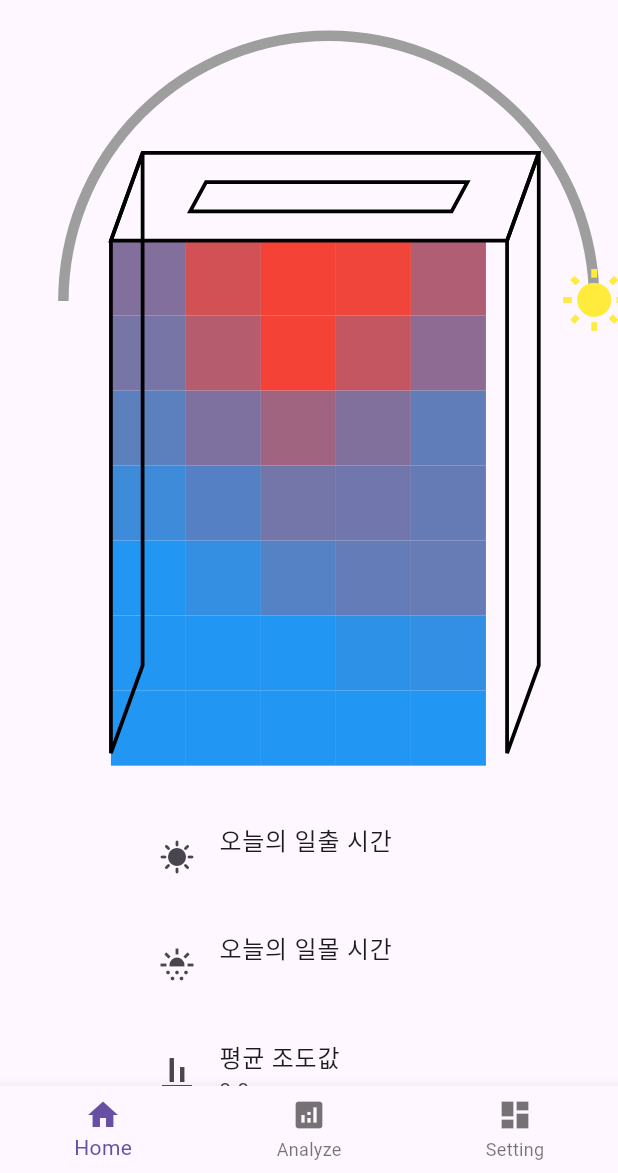
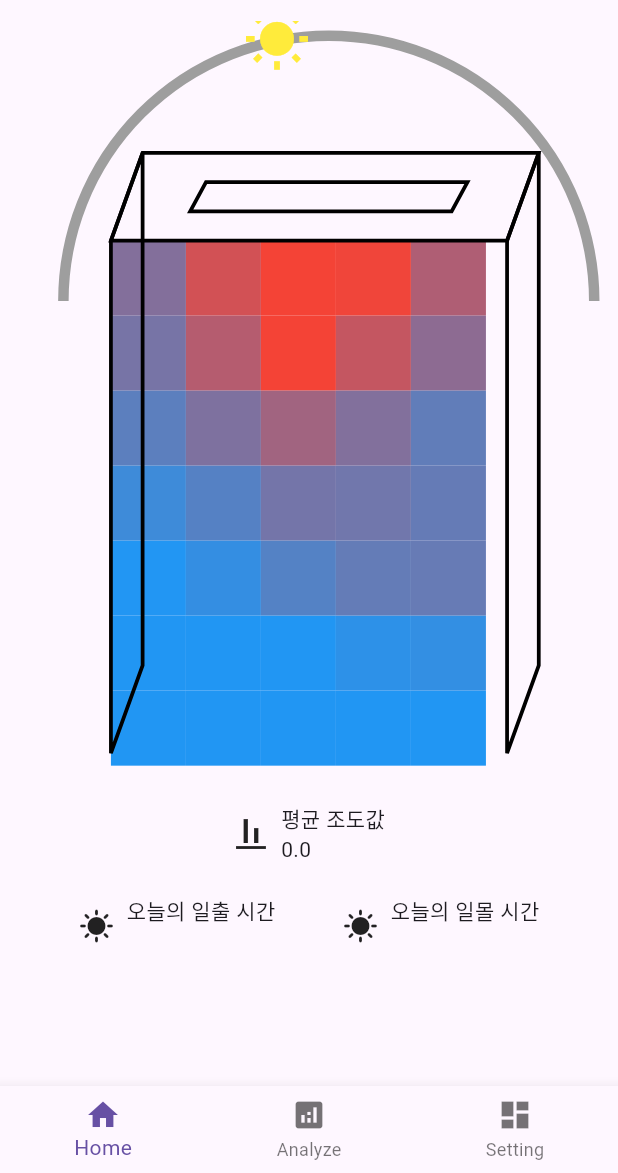
Before and after one commit to 2024-WISET-F16/wiset-flutter, a Flutter app: the screen it shows after launch, on a phone screen of 412 x 824 dp, the part 63-1236 px from its top. Run offline on Flutter 3.47's test engine with Material 3 defaults, Android fonts, the phone set to English and light mode, and no system bars; network calls fail; statements that could not run were skipped.

Commit message:
수정: 메인 레이아웃 변경

```diff
--- a/lib/main.dart
+++ b/lib/main.dart
@@ -18,6 +18,7 @@ class _MyHomePageState extends State<MyHomePage> {
   String sunrise = "";
   double temperatureDataAvg = 0;
   double sunAngle = 0.0;
+  int currentLevel = 2;
 
   List<List<double>> temperatureData = [
     [732.5, 918.6, 1124.3, 990.4, 837.0],
@@ -116,24 +117,26 @@ class _MyHomePageState extends State<MyHomePage> {
 
   @override
   Widget build(BuildContext context) {
-    // 여기서 levelProvider를 가져옵니다.
-    var levelProvider = Provider.of<LevelProvider>(context); // Provider를 통해 LevelProvider에 접근
     List<List<int>> hitMapLevel = [[4, 3], [7, 5], [10, 7]];
     ScrollController scrollController = ScrollController();
 
     return Scaffold(
-      body: SingleChildScrollView(
+      body: Consumer<LevelProvider>(
+        builder: (context, levelProvider, child) {
+          fetchHitMapAntAvg(hitMapLevel[levelProvider.level - 1]);
+
+          return SingleChildScrollView(
             controller: scrollController,
             child: Column(
               children: <Widget>[
                 Stack(
-              children: <Widget> [
+                  children: <Widget>[
                     Positioned(
                       top: change(false, 10),
                       left: change(true, 40),
                       child: CustomPaint(
                         size: Size(change(true, 335), change(false, 300)),
-                    painter: SunPathPainter(sunAngle: sunAngle),
+                        painter: SunPathPainter(),
                       ),
                     ),
                     SizedBox(
@@ -180,32 +183,72 @@ class _MyHomePageState extends State<MyHomePage> {
                   ],
                 ),
                 Padding(
-              padding: const EdgeInsets.symmetric(horizontal: 90, vertical: 25),
+                  padding: const EdgeInsets.symmetric(horizontal: 30, vertical: 25),
                   child: Column(
                     children: <Widget>[
-                  ListTile(
-                    leading: Icon(Icons.sunny),
-                    title: Text('오늘의 일출 시간'),
-                    subtitle: Text(sunrise),
+                      Row(
+                        mainAxisAlignment: MainAxisAlignment.center,
+                        children: <Widget>[
+                          Icon(Icons.align_vertical_bottom_outlined),
+                          SizedBox(width: 8),
+                          Column(
+                            crossAxisAlignment: CrossAxisAlignment.start,
+                            children: <Widget>[
+                              Text('평균 조도값'),
+                              Text(temperatureDataAvg.toString()),
+                            ],
                           ),
-                  ListTile(
-                    leading: Icon(Icons.sunny_snowing),
-                    title: Text('오늘의 일몰 시간'),
-                    subtitle: Text(sunset),
+                        ],
                       ),
-                  ListTile(
-                    leading: Icon(Icons.align_vertical_bottom_outlined),
-                    title: Text('평균 조도값'),
-                    subtitle: Text(temperatureDataAvg.toString()),
+                      const SizedBox(height: 20),
+                      Row(
+                        mainAxisAlignment: MainAxisAlignment.spaceAround,
+                        children: <Widget>[
+                          Expanded(
+                            child: Row(
+                              mainAxisAlignment: MainAxisAlignment.center,
+                              children: <Widget>[
+                                Icon(Icons.sunny),
+                                SizedBox(width: 8),
+                                Column(
+                                  crossAxisAlignment: CrossAxisAlignment.start,
+                                  children: <Widget>[
+                                    Text('오늘의 일출 시간'),
+                                    Text(sunrise),
+                                  ],
+                                ),
+                              ],
+                            ),
+                          ),
+                          Expanded(
+                            child: Row(
+                              mainAxisAlignment: MainAxisAlignment.center,
+                              children: <Widget>[
+                                Icon(Icons.sunny),
+                                SizedBox(width: 8),
+                                Column(
+                                  crossAxisAlignment: CrossAxisAlignment.start,
+                                  children: <Widget>[
+                                    Text('오늘의 일몰 시간'),
+                                    Text(sunset),
+                                  ],
                                 ),
                               ],
                             ),
                           ),
                         ],
                       ),
+                    ],
+                  ),
+                )
+              ],
+            ),
+          );
+        },
       ),
     );
   }
+
 
   void _showDialog(BuildContext context, double temperature) {
     showDialog(
--- a/lib/sunPathPainter.dart
+++ b/lib/sunPathPainter.dart
@@ -1,12 +1,7 @@
 import 'dart:math';
-
 import 'package:flutter/material.dart';
 
 class SunPathPainter extends CustomPainter {
-  final double sunAngle;
-
-  SunPathPainter({required this.sunAngle});
-
   @override
   void paint(Canvas canvas, Size size) {
     final paint = Paint()
@@ -15,21 +10,25 @@ class SunPathPainter extends CustomPainter {
       ..strokeWidth = 7.0;
 
     final double radius = size.width / 2;
+    final Offset center = Offset(radius, radius);
 
-    // 반원을 그리기
+    // 반원을 그리기 (반원의 시작은 자정 00:00, 끝은 자정 24:00)
     final path = Path()
       ..arcTo(
-        Rect.fromCircle(center: Offset(radius, radius), radius: radius),
+        Rect.fromCircle(center: center, radius: radius),
         pi, // 반원의 시작 각도
-        pi, // 반원의 길이
+        pi, // 반원의 길이 (180도)
         false,
       );
 
     canvas.drawPath(path, paint);
 
-    // 해의 위치를 계산
-    final sunX = radius + radius * cos(sunAngle);
-    final sunY = radius + radius * sin(sunAngle);
+    // 현재 시간을 기준으로 해의 각도 계산
+    final sunAngle = _calculateSunAngle();
+
+    // 해의 위치 계산
+    final sunX = center.dx + radius * cos(sunAngle - pi);
+    final sunY = center.dy + radius * sin(sunAngle - pi);
 
     // 해 아이콘을 그리기
     final textPainter = TextPainter(
@@ -51,4 +50,23 @@ class SunPathPainter extends CustomPainter {
   bool shouldRepaint(CustomPainter oldDelegate) {
     return true; // 계속해서 해의 위치를 업데이트하기 위해 true로 설정
   }
+
+  // 현재 시간을 기준으로 해의 각도를 계산하는 함수
+  double _calculateSunAngle() {
+    final DateTime currentTime = DateTime.now();
+    final int hours = currentTime.hour;
+    final int minutes = currentTime.minute;
+    final int seconds = currentTime.second;
+
+    // 하루의 총 시간(초) 계산
+    final int totalSecondsInDay = 24 * 60 * 60;
+
+    // 현재 시간(초) 계산
+    final int currentSeconds = hours * 60 * 60 + minutes * 60 + seconds;
+
+    // 현재 시간을 기준으로 각도 계산 (자정이 0도, 정오가 pi / 2, 자정이 다시 pi)
+    final double angle = pi * (currentSeconds / totalSecondsInDay);
+
+    return angle; // 반원에서의 각도를 위해 (0도에서 pi로 이동)
+  }
 }
```
Lines whose indentation alone changed are shown as unchanged.
